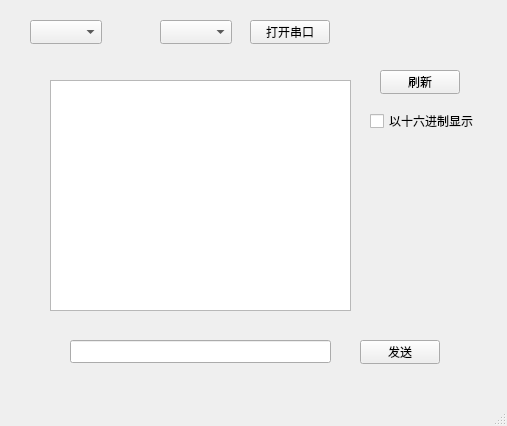
This is qtCom/forms/mainwindow.ui in HK560/QTCOM as Qt 5 draws it before an edit. The edited form follows.
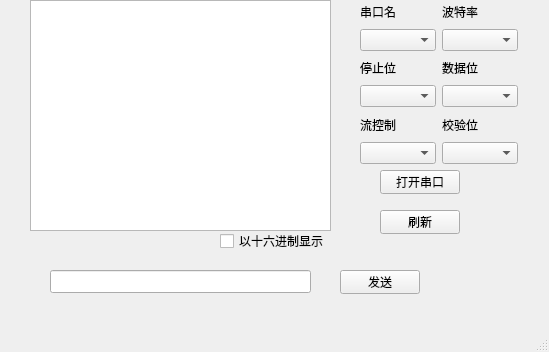
This is the edited form.

Commit message: add more options for port settings;

The edit to the form file:
```diff
--- a/qtCom/forms/mainwindow.ui
+++ b/qtCom/forms/mainwindow.ui
@@ -6,39 +6,19 @@
    <rect>
     <x>0</x>
     <y>0</y>
-    <width>507</width>
-    <height>426</height>
+    <width>549</width>
+    <height>352</height>
    </rect>
   </property>
   <property name="windowTitle">
    <string>MainWindow</string>
   </property>
   <widget class="QWidget" name="centralwidget">
-   <widget class="QComboBox" name="comPortSelect">
-    <property name="geometry">
-     <rect>
-      <x>30</x>
-      <y>20</y>
-      <width>72</width>
-      <height>24</height>
-     </rect>
-    </property>
-   </widget>
-   <widget class="QComboBox" name="bandSelect">
-    <property name="geometry">
-     <rect>
-      <x>160</x>
-      <y>20</y>
-      <width>72</width>
-      <height>24</height>
-     </rect>
-    </property>
-   </widget>
    <widget class="QPushButton" name="openPortBtn">
     <property name="geometry">
      <rect>
-      <x>250</x>
-      <y>20</y>
+      <x>380</x>
+      <y>170</y>
       <width>80</width>
       <height>24</height>
      </rect>
@@ -50,8 +30,8 @@
    <widget class="QCheckBox" name="hexCheckBox">
     <property name="geometry">
      <rect>
-      <x>370</x>
-      <y>110</y>
+      <x>220</x>
+      <y>230</y>
       <width>111</width>
       <height>22</height>
      </rect>
@@ -63,8 +43,8 @@
    <widget class="QLineEdit" name="lineEdit">
     <property name="geometry">
      <rect>
-      <x>70</x>
-      <y>340</y>
+      <x>50</x>
+      <y>270</y>
       <width>261</width>
       <height>23</height>
      </rect>
@@ -73,8 +53,8 @@
    <widget class="QTextEdit" name="logEdit">
     <property name="geometry">
      <rect>
-      <x>50</x>
-      <y>80</y>
+      <x>30</x>
+      <y>0</y>
       <width>301</width>
       <height>231</height>
      </rect>
@@ -83,8 +63,8 @@
    <widget class="QPushButton" name="sendBtn">
     <property name="geometry">
      <rect>
-      <x>360</x>
-      <y>340</y>
+      <x>340</x>
+      <y>270</y>
       <width>80</width>
       <height>24</height>
      </rect>
@@ -97,7 +77,7 @@
     <property name="geometry">
      <rect>
       <x>380</x>
-      <y>70</y>
+      <y>210</y>
       <width>80</width>
       <height>24</height>
      </rect>
@@ -106,6 +86,114 @@
      <string>刷新</string>
     </property>
    </widget>
+   <widget class="QWidget" name="">
+    <property name="geometry">
+     <rect>
+      <x>360</x>
+      <y>0</y>
+      <width>158</width>
+      <height>164</height>
+     </rect>
+    </property>
+    <layout class="QVBoxLayout" name="verticalLayout_7">
+     <item>
+      <layout class="QHBoxLayout" name="horizontalLayout_3">
+       <item>
+        <layout class="QVBoxLayout" name="verticalLayout">
+         <item>
+          <widget class="QLabel" name="portName">
+           <property name="text">
+            <string>串口名</string>
+           </property>
+          </widget>
+         </item>
+         <item>
+          <widget class="QComboBox" name="comPortSelect"/>
+         </item>
+        </layout>
+       </item>
+       <item>
+        <layout class="QVBoxLayout" name="verticalLayout_2">
+         <item>
+          <widget class="QLabel" name="baud">
+           <property name="text">
+            <string>波特率</string>
+           </property>
+          </widget>
+         </item>
+         <item>
+          <widget class="QComboBox" name="bandSelect"/>
+         </item>
+        </layout>
+       </item>
+      </layout>
+     </item>
+     <item>
+      <layout class="QHBoxLayout" name="horizontalLayout">
+       <item>
+        <layout class="QVBoxLayout" name="verticalLayout_3">
+         <item>
+          <widget class="QLabel" name="stopBits">
+           <property name="text">
+            <string>停止位</string>
+           </property>
+          </widget>
+         </item>
+         <item>
+          <widget class="QComboBox" name="stopBitsSelect"/>
+         </item>
+        </layout>
+       </item>
+       <item>
+        <layout class="QVBoxLayout" name="verticalLayout_4">
+         <item>
+          <widget class="QLabel" name="databits">
+           <property name="text">
+            <string>数据位</string>
+           </property>
+          </widget>
+         </item>
+         <item>
+          <widget class="QComboBox" name="dataBitsSelect"/>
+         </item>
+        </layout>
+       </item>
+      </layout>
+     </item>
+     <item>
+      <layout class="QHBoxLayout" name="horizontalLayout_2">
+       <item>
+        <layout class="QVBoxLayout" name="verticalLayout_6">
+         <item>
+          <widget class="QLabel" name="flowControl">
+           <property name="text">
+            <string>流控制</string>
+           </property>
+          </widget>
+         </item>
+         <item>
+          <widget class="QComboBox" name="flowControlSelect"/>
+         </item>
+        </layout>
+       </item>
+       <item>
+        <layout class="QVBoxLayout" name="verticalLayout_5">
+         <item>
+          <widget class="QLabel" name="parity">
+           <property name="text">
+            <string>校验位</string>
+           </property>
+          </widget>
+         </item>
+         <item>
+          <widget class="QComboBox" name="paritySelect"/>
+         </item>
+        </layout>
+       </item>
+      </layout>
+     </item>
+    </layout>
+   </widget>
   </widget>
   <widget class="QMenuBar" name="menubar">
    <property name="geometry">
```
Left out of the diff: 2 changed lines with no effect on the pictures. The commit also changes 6 other files.
